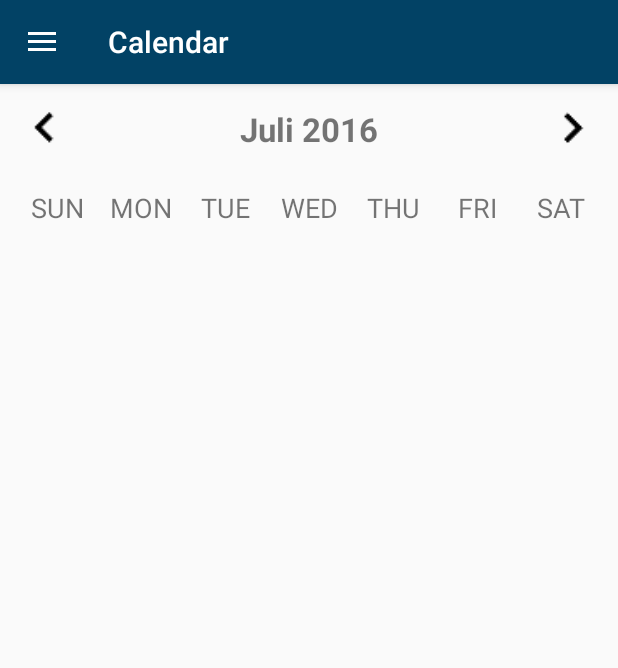
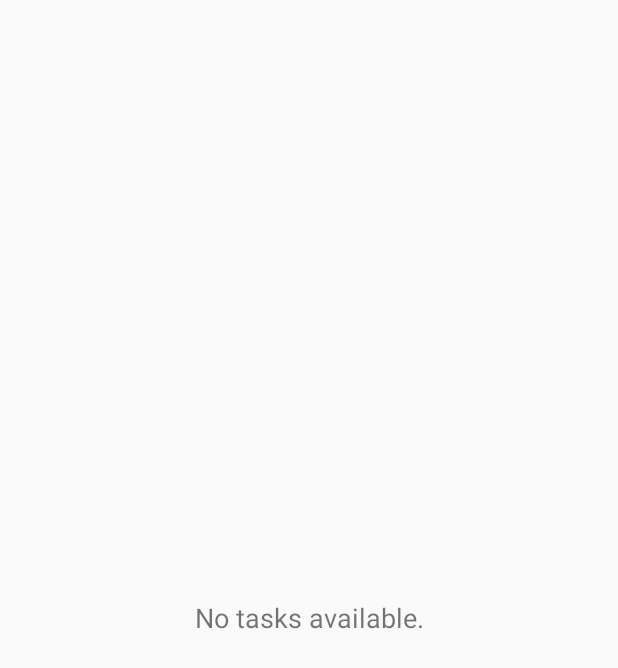
Before and after one commit to SecUSo/privacy-friendly-todo-list, an Android app: the screen it shows after launch (MainActivity before the commit, RecyclerActivity after it), in the side drawer, after a tap on "Recycle bin", on a phone screen of 412 x 824 dp. Shown: the top 668 px of the screen. Run offline under Robolectric (Android 15) with nearby library versions, the phone set to English and light mode, and no system bars; 4 statements that could not run were skipped.

Commit message:
RecycleActivity added to Manifest + trash column for database

```diff
--- a/app/src/main/AndroidManifest.xml
+++ b/app/src/main/AndroidManifest.xml
@@ -40,6 +40,8 @@
         </activity>
         <activity android:name=".view.AboutActivity"
             android:label="@string/about" />
+        <activity android:name=".view.RecyclerActivity"
+            android:label="@string/bin" />
         <activity android:name=".view.HelpActivity"
             android:label="@string/help" />
         <activity android:name=".view.Settings"
--- a/app/src/main/java/org/secuso/privacyfriendlytodolist/model/database/tables/TTodoSubTask.java
+++ b/app/src/main/java/org/secuso/privacyfriendlytodolist/model/database/tables/TTodoSubTask.java
@@ -11,10 +11,11 @@ public final class TTodoSubTask {
     public static final String COLUMN_TASK_ID = "todo_task_id";
     public static final String COLUMN_TITLE = "title";
     public static final String COLUMN_DONE = "done";
+    public static final String COLUMN_TRASH = "in_trash";
 
     // sql table creation
     public static final String TABLE_CREATE = "CREATE TABLE " + TABLE_NAME + "(" + COLUMN_ID +
             " INTEGER PRIMARY KEY AUTOINCREMENT, " + COLUMN_TASK_ID + " INTEGER NOT NULL, " + COLUMN_TITLE + " TEXT NOT NULL, " +
-            COLUMN_DONE + " INTEGER, FOREIGN KEY (" + COLUMN_TASK_ID + ") REFERENCES " + TTodoTask.TABLE_NAME + "(" + TTodoTask.COLUMN_ID + "));";
+            COLUMN_DONE + " INTEGER, FOREIGN KEY (" + COLUMN_TASK_ID + ") REFERENCES " + TTodoTask.TABLE_NAME + "(" + TTodoTask.COLUMN_ID + ")), " + COLUMN_TRASH + " INTEGER NOT NULL DEFAULT 0);";
 
 }
--- a/app/src/main/java/org/secuso/privacyfriendlytodolist/view/RecyclerActivity.java
+++ b/app/src/main/java/org/secuso/privacyfriendlytodolist/view/RecyclerActivity.java
@@ -1,14 +1,23 @@
 package org.secuso.privacyfriendlytodolist.view;
 
-import android.database.Cursor;
+import android.content.Context;
 import android.os.Bundle;
 import android.support.annotation.Nullable;
 import android.support.v7.app.AppCompatActivity;
+import android.util.AttributeSet;
+import android.view.View;
+import android.widget.AdapterView;
+import android.widget.ExpandableListView;
+import android.widget.TextView;
+
 import org.secuso.privacyfriendlytodolist.R;
+import org.secuso.privacyfriendlytodolist.model.TodoList;
 import org.secuso.privacyfriendlytodolist.model.TodoTask;
 import org.secuso.privacyfriendlytodolist.model.database.DBQueryHandler;
 import org.secuso.privacyfriendlytodolist.model.database.DatabaseHelper;
 import org.secuso.privacyfriendlytodolist.model.database.tables.TTodoTask;
+
+import java.util.ArrayList;
 
 /**
  * Created by Sebastian Lutz on 20.12.2017.
@@ -16,15 +25,29 @@ import org.secuso.privacyfriendlytodolist.model.database.tables.TTodoTask;
 
 public class RecyclerActivity extends AppCompatActivity {
 
+    private DatabaseHelper dbhelper;
+    private ExpandableListView expandableListView;
+    private ExpandableTodoTaskAdapter taskAdapter;
+
+    private ArrayList<TodoTask> todoTasks = new ArrayList<>();
+
+    private TodoList currentList;
+
+    private MainActivity containingActivity;
+
+
     @Override
     protected void onCreate(@Nullable Bundle savedInstanceState) {
         super.onCreate(savedInstanceState);
         setContentView(R.layout.activity_recycle);
+        dbhelper = DatabaseHelper.getInstance(this);
+        ArrayList<TodoTask> tasks = new ArrayList<>();
 
         String selection = TTodoTask.COLUMN_TRASH + " = ?";
         String[] selectionArgs = {"1"};
-        //Cursor c = DBQueryHandler.get
+        tasks = DBQueryHandler.getBin(dbhelper.getReadableDatabase());
+
+
     }
 
-
 }
--- a/app/src/main/res/layout/activity_recycle.xml
+++ b/app/src/main/res/layout/activity_recycle.xml
@@ -1,17 +1,31 @@
 <?xml version="1.0" encoding="utf-8"?>
-<RelativeLayout xmlns:android="http://schemas.android.com/apk/res/android"
+
+<android.support.design.widget.CoordinatorLayout xmlns:android="http://schemas.android.com/apk/res/android"
+    android:id="@+id/rootLayout"
     android:layout_width="match_parent"
-    android:layout_height="match_parent"
-    android:paddingBottom="@dimen/activity_vertical_margin"
-    android:paddingLeft="@dimen/activity_horizontal_margin"
-    android:paddingRight="@dimen/activity_horizontal_margin"
-    android:paddingTop="@dimen/activity_vertical_margin"
-    >
+    android:layout_height="match_parent">
 
-    <ListView
-        android:id="@+id/notes_list"
+    <RelativeLayout xmlns:android="http://schemas.android.com/apk/res/android"
         android:layout_width="match_parent"
         android:layout_height="match_parent">
-    </ListView>
 
-</RelativeLayout>
+        <ExpandableListView
+            android:id="@+id/trash_tasks"
+            android:layout_width="match_parent"
+            android:layout_height="match_parent"
+            android:divider="@null"
+            android:groupIndicator="@null"/>
+
+        <TextView
+            android:id="@+id/tv_empty_view_no_tasks"
+            android:layout_width="match_parent"
+            android:layout_height="match_parent"
+            android:gravity="center"
+            android:text="@string/empty_todo_list"
+            android:textSize="18sp" />
+
+
+    </RelativeLayout>
+
+
+</android.support.design.widget.CoordinatorLayout>
--- a/app/src/main/res/values/strings.xml
+++ b/app/src/main/res/values/strings.xml
@@ -189,4 +189,7 @@
     <string name="okay">Okay</string>
     <string name="next">Next</string>
     <string name="skip">Skip</string>
+
+    <!-- ### RECYCLE ACTIVITY ### -->
+    <string name="bin">Recycle</string>
 </resources>
```
Also changed, not shown: app/src/main/java/org/secuso/privacyfriendlytodolist/model/TodoSubTask.java (+8 -0 lines), app/src/main/java/org/secuso/privacyfriendlytodolist/model/TodoTask.java (+7 -0 lines), app/src/main/java/org/secuso/privacyfriendlytodolist/model/database/DBQueryHandler.java (+72 -3 lines), app/src/main/java/org/secuso/privacyfriendlytodolist/view/MainActivity.java (+15 -7 lines), 28 other files.
